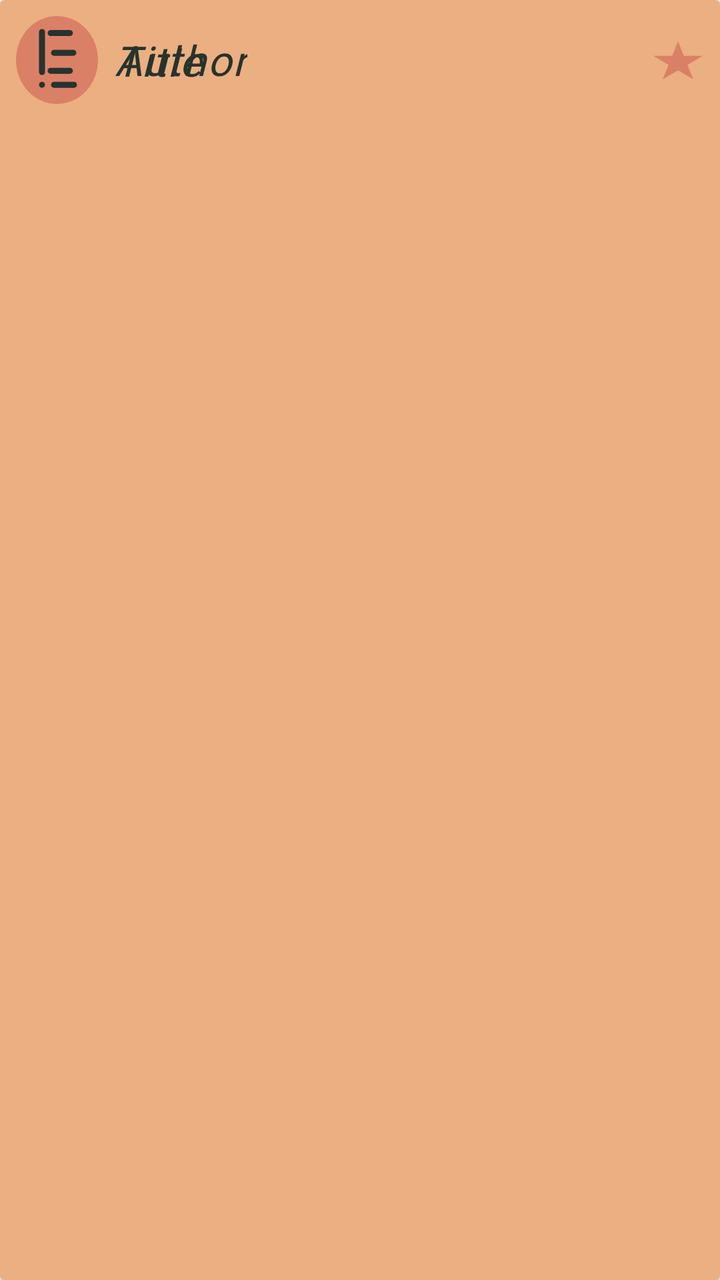
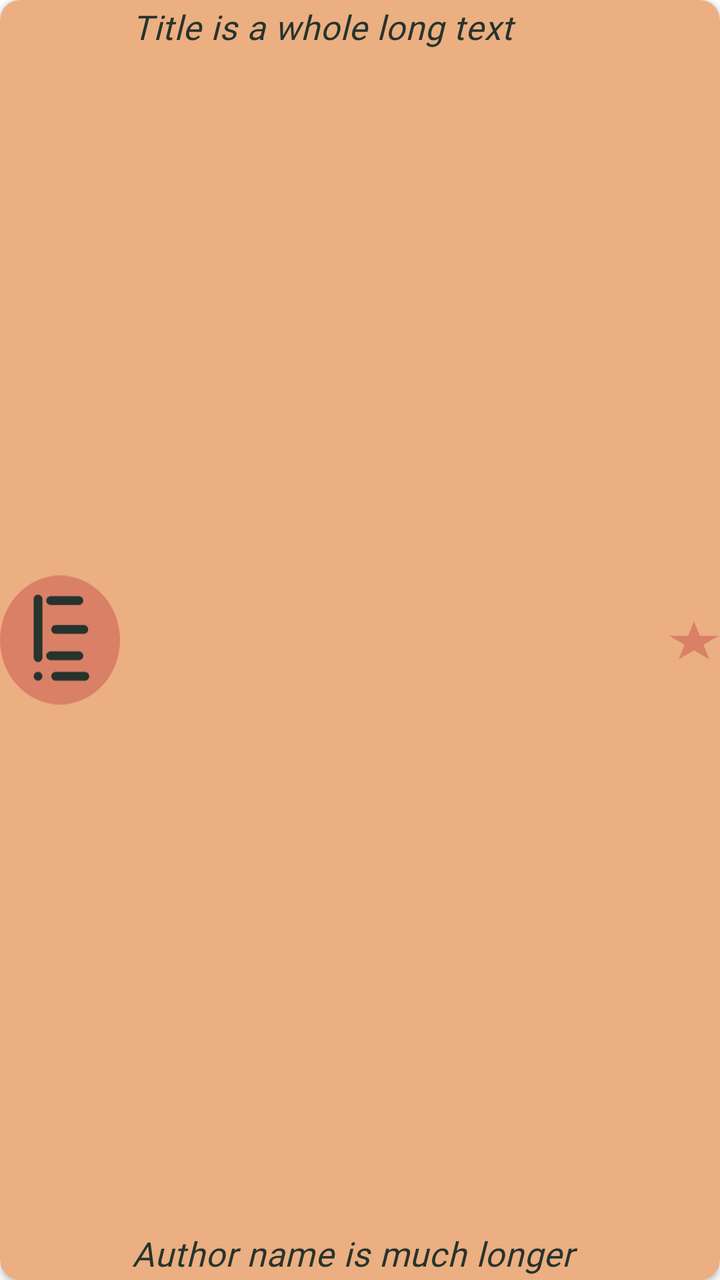

Screens rendered from an Android XML layout before and after an edit, with the pre-edit source and the edit as a unified diff.
<!-- AndroidManifest.xml: another module's application theme Theme.ECatalogs -->
<!-- res/layout/book_entry.xml -->
<?xml version="1.0" encoding="utf-8"?>
<androidx.cardview.widget.CardView xmlns:android="http://schemas.android.com/apk/res/android"
    xmlns:app="http://schemas.android.com/apk/res-auto"
    android:id="@+id/book_entry_card_view"
    android:layout_width="match_parent"
    android:layout_height="wrap_content"
    android:backgroundTint="?attr/colorOnSurface"
    android:layout_margin="@dimen/six_dimen"
    android:elevation="@dimen/six_dimen"
    android:transitionName="@string/book_transition_name">

    <androidx.constraintlayout.widget.ConstraintLayout
        android:layout_width="match_parent"
        android:layout_height="wrap_content"
        android:padding="8dp"
        >

        <com.google.android.material.imageview.ShapeableImageView
            android:id="@+id/image"
            android:layout_width="wrap_content"
            android:layout_height="wrap_content"
            android:src="@drawable/filled_icon"
            app:layout_constraintBottom_toBottomOf="parent"
            app:layout_constraintStart_toStartOf="parent"
            app:layout_constraintTop_toTopOf="parent" />

        <com.google.android.material.textview.MaterialTextView
            android:id="@+id/title"
            android:layout_width="wrap_content"
            android:layout_height="wrap_content"
            android:layout_margin="@dimen/eight_dimen"
            android:hint="Title"
            android:textAppearance="?attr/textAppearanceBody1"
            app:layout_constraintStart_toEndOf="@id/image"
            app:layout_constraintTop_toTopOf="parent" />

        <com.google.android.material.textview.MaterialTextView
            android:id="@+id/author"
            android:layout_width="wrap_content"
            android:layout_height="wrap_content"
            android:layout_margin="@dimen/eight_dimen"
            android:hint="Author"
            android:textAppearance="?attr/textAppearanceBody1"
            app:layout_constraintBottom_toBottomOf="parent"
            app:layout_constraintStart_toEndOf="@id/image" />

        <com.google.android.material.imageview.ShapeableImageView
            android:id="@+id/favorite"
            android:layout_width="wrap_content"
            android:layout_height="wrap_content"
            android:src="@drawable/fav_filled_icon"
            app:layout_constraintBottom_toBottomOf="parent"
            app:layout_constraintEnd_toEndOf="parent"
            app:layout_constraintTop_toTopOf="parent" />

    </androidx.constraintlayout.widget.ConstraintLayout>

</androidx.cardview.widget.CardView>
<!-- resources referenced by this layout -->
<resources>
  <dimen name="eight_dimen">8dp</dimen>
  <dimen name="six_dimen">6dp</dimen>
  <string name="book_transition_name">book transition %1$s</string>
  <style name="Theme.ECatalogs" parent="Base.Theme.ECatalogs">
  
          <item name="colorSurface">@color/color_surface</item>
          <item name="colorOnSurface">@color/color_on_surface</item>
          <item name="colorOnBackground">@color/color_on_background</item>
          <item name="colorSecondary">@color/color_secondary</item>
          <item name="colorOnPrimary">@color/black</item>
          <item name="colorOnSecondary">@color/black</item>
          <item name="android:textColor">@color/black</item>
          <item name="android:textColorHint">@color/black</item>
  
          <item name="android:statusBarColor">@color/white</item>
          <item name="android:windowLightStatusBar">true</item>
  
  
      </style>
  <color name="color_surface">#E3C4A8</color>
  <color name="color_on_surface">#EBAF81</color>
  <color name="color_on_background">#35EBAF81</color>
  <color name="color_secondary">#DA8067</color>
  <color name="black">#27332D</color>
  <color name="white">#E9E2D0</color>
  <style name="ShapeAppearance.ECatalog.SmallComponent" parent="ShapeAppearance.MaterialComponents.SmallComponent">
          <item name="cornerFamily">rounded</item>
          <item name="cornerSize">@dimen/reply_small_component_corner_radius</item>
      </style>
  <style name="ShapeAppearance.ECatalog.MediumComponent" parent="ShapeAppearance.MaterialComponents.MediumComponent">
          <item name="cornerFamily">rounded</item>
          <item name="cornerSize">@dimen/reply_medium_component_corner_radius</item>
      </style>
  <style name="ShapeAppearance.ECatalog.LargeComponent" parent="ShapeAppearance.MaterialComponents.LargeComponent">
          <item name="cornerFamily">rounded</item>
          <item name="cornerSize">@dimen/reply_large_component_corner_radius</item>
      </style>
  <style name="TextAppearance.MdcTypographyStyles.Body1" parent="TextAppearance.MaterialComponents.Body1">
          <item name="fontFamily">@font/high_tower_text</item>
          <item name="android:fontFamily">@font/high_tower_text</item>
          <item name="android:textStyle">italic</item>
          <item name="android:textSize">21sp</item>
      </style>
  <style name="TextAppearance.MdcTypographyStyles.Body2" parent="TextAppearance.MaterialComponents.Body2">
          <item name="fontFamily">@font/high_tower_text</item>
          <item name="android:fontFamily">@font/high_tower_text</item>
          <item name="android:textStyle">italic</item>
          <item name="android:textSize">15sp</item>
      </style>
  <style name="TextAppearance.MdcTypographyStyles.Button" parent="TextAppearance.MaterialComponents.Button">
          <item name="fontFamily">@font/high_tower_text</item>
          <item name="android:fontFamily">@font/high_tower_text</item>
          <item name="android:textStyle">italic</item>
          <item name="android:textSize">15sp</item>
      </style>
  <style name="TextAppearance.MdcTypographyStyles.Caption" parent="TextAppearance.MaterialComponents.Caption">
          <item name="fontFamily">@font/high_tower_text</item>
          <item name="android:fontFamily">@font/high_tower_text</item>
          <item name="android:textStyle">italic</item>
          <item name="android:textSize">13sp</item>
      </style>
  <dimen name="reply_small_component_corner_radius">8dp</dimen>
  <dimen name="reply_medium_component_corner_radius">12dp</dimen>
  <dimen name="reply_large_component_corner_radius">24dp</dimen>
  <!-- unchanged entries left out for length: 6 -->
</resources>

<!-- the commit's change to res/layout/book_entry.xml (unified diff, before → after) -->
@@ -3,22 +3,23 @@
     xmlns:app="http://schemas.android.com/apk/res-auto"
     android:id="@+id/book_entry_card_view"
     android:layout_width="match_parent"
-    android:layout_height="wrap_content"
+    android:layout_height="82dp"
+    android:layout_marginBottom="@dimen/six_dp"
     android:backgroundTint="?attr/colorOnSurface"
-    android:layout_margin="@dimen/six_dimen"
-    android:elevation="@dimen/six_dimen"
-    android:transitionName="@string/book_transition_name">
+    android:elevation="@dimen/two_dp"
+    android:transitionName="@string/book_transition_name"
+    app:cardCornerRadius="@dimen/card_corner_radius">
 
     <androidx.constraintlayout.widget.ConstraintLayout
         android:layout_width="match_parent"
-        android:layout_height="wrap_content"
-        android:padding="8dp"
-        >
+        android:layout_height="match_parent">
 
         <com.google.android.material.imageview.ShapeableImageView
             android:id="@+id/image"
             android:layout_width="wrap_content"
             android:layout_height="wrap_content"
+            android:minWidth="60dp"
+            android:minHeight="70dp"
             android:src="@drawable/filled_icon"
             app:layout_constraintBottom_toBottomOf="parent"
             app:layout_constraintStart_toStartOf="parent"
@@ -26,28 +27,35 @@
 
         <com.google.android.material.textview.MaterialTextView
             android:id="@+id/title"
-            android:layout_width="wrap_content"
+            android:layout_width="0dp"
             android:layout_height="wrap_content"
-            android:layout_margin="@dimen/eight_dimen"
-            android:hint="Title"
-            android:textAppearance="?attr/textAppearanceBody1"
+            android:layout_marginHorizontal="@dimen/six_dp"
+            android:layout_marginVertical="@dimen/two_dp"
+            android:ellipsize="end"
+            android:hint="Title is a whole long text"
+            android:maxLines="2"
+            android:textAppearance="?attr/textAppearanceBody2"
+            app:layout_constraintEnd_toStartOf="@id/favorite"
             app:layout_constraintStart_toEndOf="@id/image"
             app:layout_constraintTop_toTopOf="parent" />
 
         <com.google.android.material.textview.MaterialTextView
             android:id="@+id/author"
-            android:layout_width="wrap_content"
+            android:layout_width="0dp"
             android:layout_height="wrap_content"
-            android:layout_margin="@dimen/eight_dimen"
-            android:hint="Author"
-            android:textAppearance="?attr/textAppearanceBody1"
+            android:layout_marginHorizontal="@dimen/six_dp"
+            android:layout_marginVertical="@dimen/two_dp"
+            android:hint="Author name is much longer"
+            android:maxLines="2"
+            android:textAppearance="?attr/textAppearanceBody2"
             app:layout_constraintBottom_toBottomOf="parent"
+            app:layout_constraintEnd_toStartOf="@id/favorite"
             app:layout_constraintStart_toEndOf="@id/image" />
 
         <com.google.android.material.imageview.ShapeableImageView
             android:id="@+id/favorite"
-            android:layout_width="wrap_content"
-            android:layout_height="wrap_content"
+            android:layout_width="26dp"
+            android:layout_height="21dp"
             android:src="@drawable/fav_filled_icon"
             app:layout_constraintBottom_toBottomOf="parent"
             app:layout_constraintEnd_toEndOf="parent"
<!-- resource entries referenced after the edit -->
@@ -1,7 +1,8 @@
 <!-- resources referenced by this layout -->
 <resources>
-  <dimen name="eight_dimen">8dp</dimen>
-  <dimen name="six_dimen">6dp</dimen>
+  <dimen name="card_corner_radius">10dp</dimen>
+  <dimen name="six_dp">6dp</dimen>
+  <dimen name="two_dp">2dp</dimen>
   <string name="book_transition_name">book transition %1$s</string>
   <style name="Theme.ECatalogs" parent="Base.Theme.ECatalogs">
   
@@ -13,7 +14,8 @@
           <item name="colorOnSecondary">@color/black</item>
           <item name="android:textColor">@color/black</item>
           <item name="android:textColorHint">@color/black</item>
-  
+          <item name="colorOnSurfaceVariant">@color/white</item>
+          <item name="colorPrimaryContainer">@color/white</item>
           <item name="android:statusBarColor">@color/white</item>
           <item name="android:windowLightStatusBar">true</item>
   
@@ -47,7 +49,7 @@
           <item name="fontFamily">@font/high_tower_text</item>
           <item name="android:fontFamily">@font/high_tower_text</item>
           <item name="android:textStyle">italic</item>
-          <item name="android:textSize">15sp</item>
+          <item name="android:textSize">17sp</item>
       </style>
   <style name="TextAppearance.MdcTypographyStyles.Button" parent="TextAppearance.MaterialComponents.Button">
           <item name="fontFamily">@font/high_tower_text</item>
